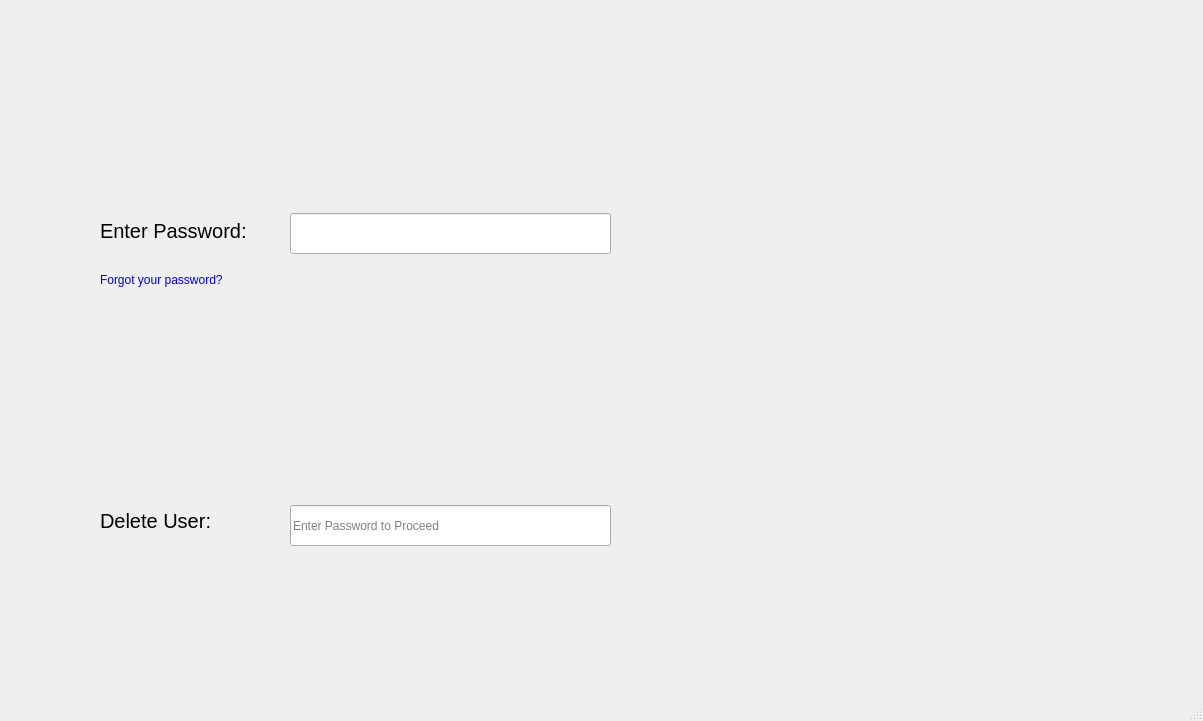
Old version of the form code/returninguser.ui in the repository amroomargit/Forge.
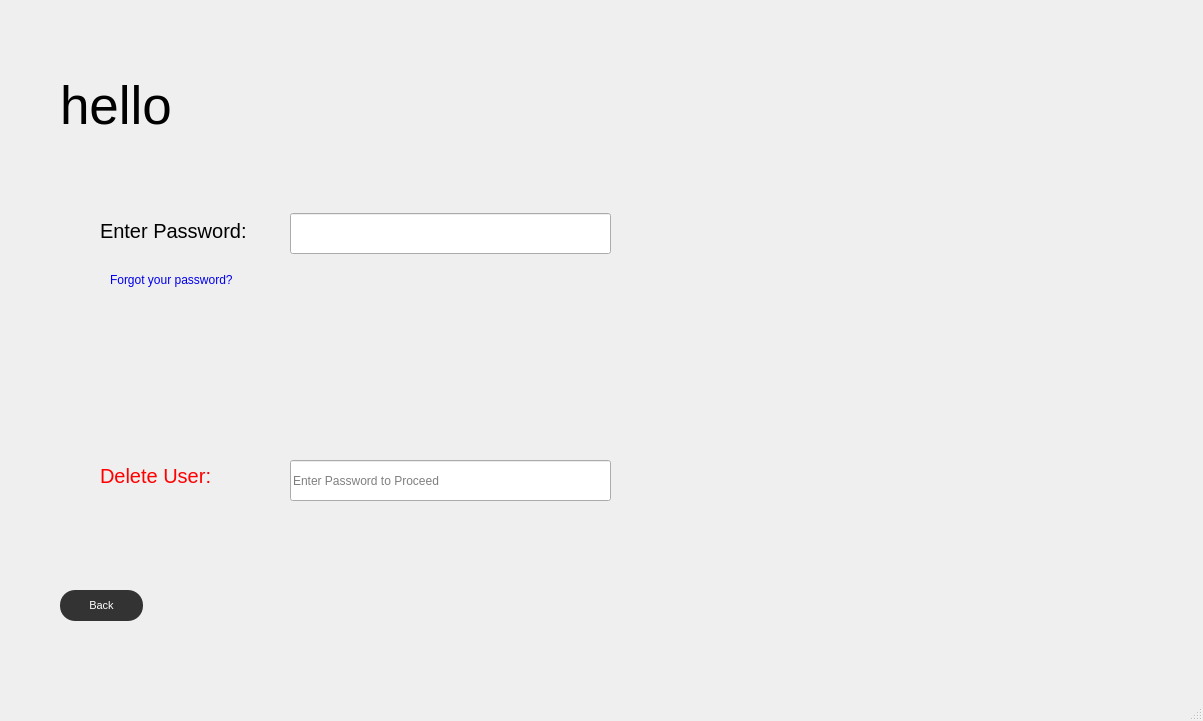
New version of the form. Icons and pictures are not drawn.

```diff
--- a/code/returninguser.ui
+++ b/code/returninguser.ui
@@ -33,7 +33,7 @@
      </font>
     </property>
     <property name="text">
-     <string/>
+     <string>hello</string>
     </property>
    </widget>
    <widget class="QLineEdit" name="passBox">
@@ -67,7 +67,7 @@
    <widget class="QLabel" name="forgotLabel">
     <property name="geometry">
      <rect>
-      <x>100</x>
+      <x>110</x>
       <y>270</y>
       <width>151</width>
       <height>20</height>
@@ -84,7 +84,7 @@
     <property name="geometry">
      <rect>
       <x>100</x>
-      <y>500</y>
+      <y>455</y>
       <width>141</width>
       <height>41</height>
      </rect>
@@ -94,6 +94,9 @@
       <pointsize>15</pointsize>
      </font>
     </property>
+    <property name="styleSheet">
+     <string notr="true">color: red;</string>
+    </property>
     <property name="text">
      <string>Delete User:</string>
     </property>
@@ -102,7 +105,7 @@
     <property name="geometry">
      <rect>
       <x>290</x>
-      <y>505</y>
+      <y>460</y>
       <width>321</width>
       <height>41</height>
      </rect>
@@ -111,6 +114,30 @@
      <string>Enter Password to Proceed</string>
     </property>
    </widget>
+   <widget class="QPushButton" name="backButton">
+    <property name="geometry">
+     <rect>
+      <x>60</x>
+      <y>590</y>
+      <width>83</width>
+      <height>31</height>
+     </rect>
+    </property>
+    <property name="font">
+     <font>
+      <pointsize>8</pointsize>
+     </font>
+    </property>
+    <property name="styleSheet">
+     <string notr="true">background-color: #333333;
+color: white;
+border-radius: 15px;
+padding: 10px 20px;</string>
+    </property>
+    <property name="text">
+     <string>Back</string>
+    </property>
+   </widget>
   </widget>
   <widget class="QMenuBar" name="menubar">
    <property name="geometry">
```
